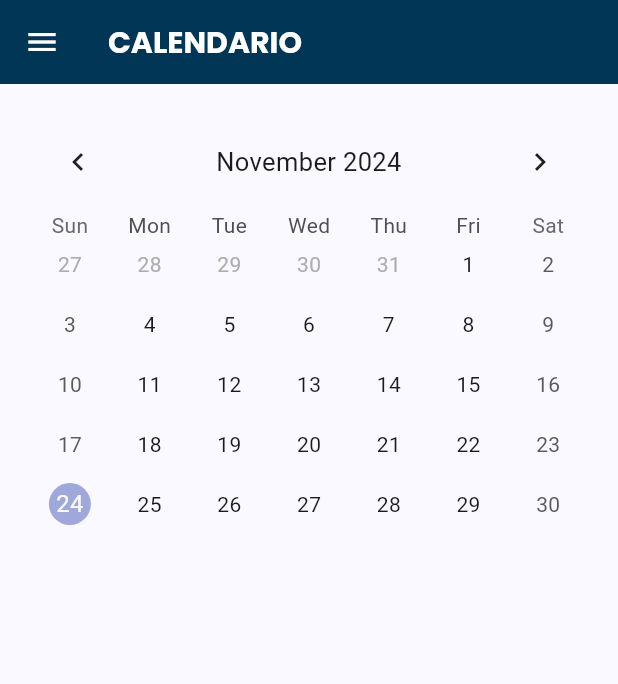
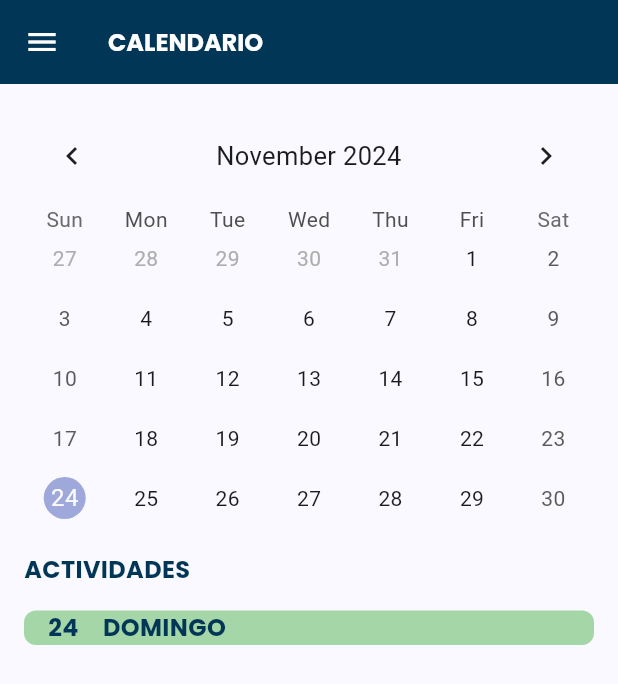
Before and after one commit to markedws21/mInstApp, a Flutter app: the CalendarPage screen opened directly, on a phone screen of 412 x 824 dp. Shown: the top 684 px of the screen. Run offline on Flutter 3.47's test engine with Material 3 defaults, Android fonts, the phone set to English and light mode, and no system bars; drawn by our look-alikes of table_calendar; our stand-ins replace carousel_slider, google_fonts.

Commit message:
MEJORAS INTERFAZ

```diff
--- a/minstapp/lib/Common/MyRouters.dart
+++ b/minstapp/lib/Common/MyRouters.dart
@@ -5,7 +5,7 @@ import 'package:minstapp/pages/SplashScreen.dart';
 import 'package:minstapp/pages/login/authApp.dart';
 import 'package:minstapp/pages/login/loginApp.dart';
 import 'package:minstapp/pages/menu/menu.dart';
-import 'package:minstapp/pages/notificaciones/Notificaciones.dart';
+import 'package:minstapp/pages/notificaciones/notificaciones.dart';
 
 // ignore: constant_identifier_names
 const String ROUTE_PREVIEW = '/preview';
--- a/minstapp/lib/pages/calendario/calendarPage.dart
+++ b/minstapp/lib/pages/calendario/calendarPage.dart
@@ -1,6 +1,7 @@
 // ignore_for_file: file_names
 
 import 'package:flutter/material.dart';
+import 'package:google_fonts/google_fonts.dart';
 import 'package:minstapp/widgets/default/scaffold.dart';
 import 'package:table_calendar/table_calendar.dart';
 
@@ -14,26 +15,46 @@ class CalendarPage extends StatelessWidget {
   @override
   Widget build(BuildContext context) {
     return WillPopScope(
-      onWillPop: _onWillPop,
+      onWillPop: () async => false,
       child: DefaultScaffold(
         title: 'CALENDARIO',
-        body: Container(
-          padding: const EdgeInsets.all(20.0),
-          child: TableCalendar(
-            rowHeight: 40,
-            headerStyle: HeaderStyle(formatButtonVisible: false, titleCentered: true),
-            availableGestures: AvailableGestures.all,
-            focusedDay: focusedDay2,
-            firstDay: DateTime.utc(2020, 1, 1),
-            lastDay: DateTime.utc(2090, 12, 31),
+        body: Expanded(
+          child: Padding(
+            padding: const EdgeInsets.all(16.0),
+            child:Column(
+              crossAxisAlignment: CrossAxisAlignment.start,
+              children: [
+                TableCalendar(
+                  rowHeight: 40,
+                  headerStyle: HeaderStyle(formatButtonVisible: false, titleCentered: true,),
+                  availableGestures: AvailableGestures.all,
+                  focusedDay: focusedDay2,
+                  firstDay: DateTime.utc(2020, 1, 1),
+                  lastDay: DateTime.utc(2090, 12, 31),
+                ),
+                const SizedBox(height: 16),
+                Text("ACTIVIDADES",style: GoogleFonts.poppins(fontSize: 16, fontWeight: FontWeight.bold, color:  const Color(0xFF023657)),),
+                const SizedBox(height: 16),
+                Container(
+                  padding: const EdgeInsets.symmetric(horizontal: 16),
+                  decoration: BoxDecoration(
+                    color: Colors.green[200],
+                    borderRadius: BorderRadius.circular(8.0),
+                  ),
+                  child: Row(
+                    mainAxisAlignment: MainAxisAlignment.start,
+                    children: [
+                      Text("24", style: GoogleFonts.poppins(fontSize: 16, fontWeight: FontWeight.bold, color:  const Color(0xFF023657)),),
+                      const SizedBox(width: 16),
+                      Text("DOMINGO", style: GoogleFonts.poppins(fontSize: 16, fontWeight: FontWeight.bold, color:  const Color(0xFF023657)),),
+                    ],
+                  ),
+                ),
+              ],
+            )
           ),
         ),
       ),
     );
   }
-
-  Future<bool> _onWillPop() {
-    return Future.value(false);
-  }
-
 }
--- a/minstapp/lib/pages/login/authApp.dart
+++ b/minstapp/lib/pages/login/authApp.dart
@@ -174,7 +174,7 @@ class AuthPage extends StatelessWidget {
       context: context,
       barrierDismissible : false,
       builder: (BuildContext context) {
-        return CupertinoAlertDialog(
+        return AlertDialog(
           title: const Text("Confirmación"),
           content: const Text("La contraseña ha sido cambiada exitosamente."),
           actions: [
--- a/minstapp/lib/pages/notificaciones/Notificaciones.dart
+++ b/minstapp/lib/pages/notificaciones/Notificaciones.dart
@@ -10,7 +10,7 @@ class NotificacionesPage extends StatelessWidget {
   Widget build(BuildContext context) {
     // ignore: deprecated_member_use
     return WillPopScope(
-      onWillPop: _onWillPop,
+      onWillPop: () async => false,
       child: DefaultScaffold(
         title: 'NOTIFICACIONES',
         body: SingleChildScrollView(
@@ -57,7 +57,4 @@ class NotificacionesPage extends StatelessWidget {
       ),
     );
   }
-  Future<bool> _onWillPop() {
-    return Future.value(false);
-  }
 }
--- a/minstapp/lib/widgets/default/drawer.dart
+++ b/minstapp/lib/widgets/default/drawer.dart
@@ -6,7 +6,8 @@ import 'package:minstapp/pages/carnet/cardPhoto.dart';
 import 'package:minstapp/pages/horario/horarioPage.dart';
 import 'package:minstapp/pages/login/loginApp.dart';
 import 'package:minstapp/pages/menu/menu.dart';
-import 'package:minstapp/pages/notificaciones/Notificaciones.dart';
+import 'package:minstapp/pages/notas/notasPage.dart';
+import 'package:minstapp/pages/notificaciones/notificaciones.dart';
 
 class DrawerNav extends StatefulWidget {
   const DrawerNav({super.key});
@@ -153,7 +154,7 @@ class _DrawerNavState extends State<DrawerNav> {
                       setState(() => _selectedIndex = 3);
                       Navigator.push(
                         context,
-                        CupertinoPageRoute(builder: (context) => const CardPhotoPage()),
+                        CupertinoPageRoute(builder: (context) => const Notaspage()),
                       ); // Marca seleccionado
                     },
                   ),
--- a/minstapp/lib/widgets/default/scaffold.dart
+++ b/minstapp/lib/widgets/default/scaffold.dart
@@ -25,7 +25,7 @@ class DefaultScaffold extends StatelessWidget {
         backgroundColor: const Color(0xFF023657),
         title: Text(title,
         style: titleTextStyle ?? GoogleFonts.poppins(
-          fontSize: 20,
+          fontSize: 16,
           color: Colors.white,
           fontWeight: FontWeight.bold
           ),
--- a/minstapp/pubspec.yaml
+++ b/minstapp/pubspec.yaml
@@ -34,6 +34,7 @@ dependencies:
   cupertino_icons: ^1.0.8
   carousel_slider: ^5.0.0
   table_calendar: ^3.1.2
+  timelines_plus: ^1.0.3
   #awesome_dialog: ^3.2.1
 
 dev_dependencies:
```
Also changed, not shown: minstapp/lib/pages/menu/menu.dart (+5 -9 lines), minstapp/lib/pages/notas/notasPage.dart (added, +22 -0 lines), minstapp/pubspec.lock.
